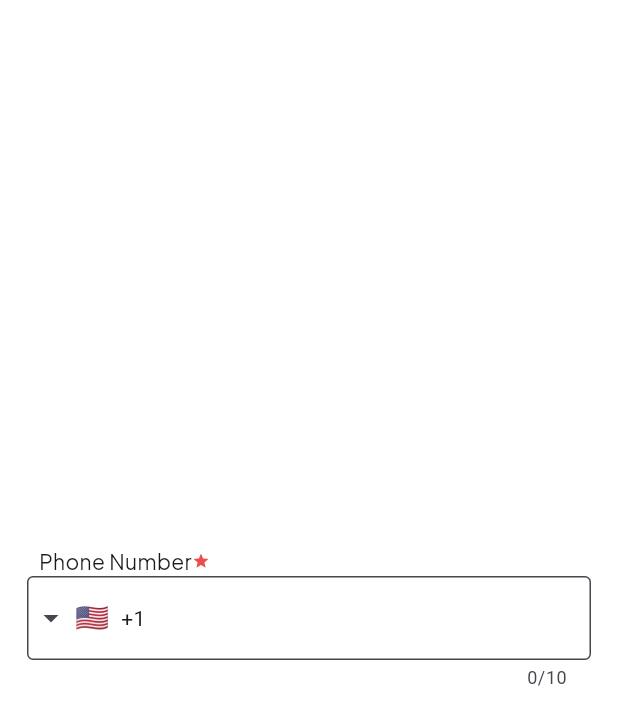
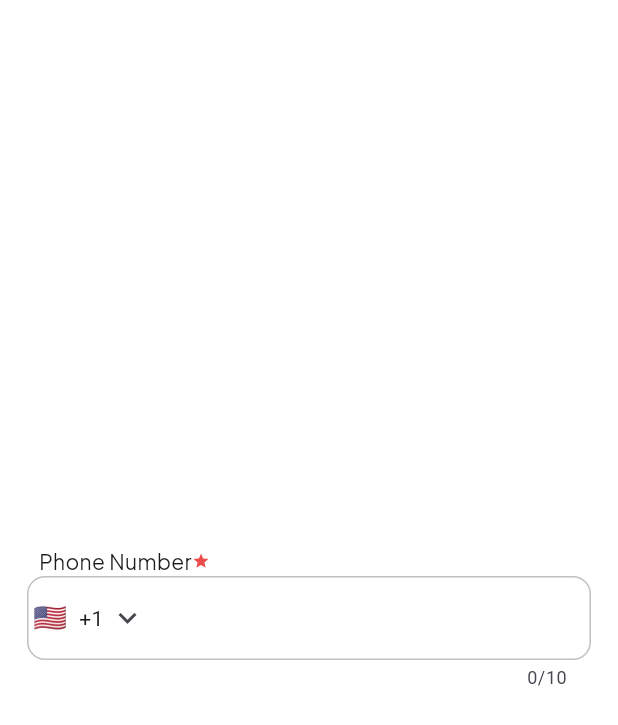
Before and after one commit to Mahmoud-Adel-Ali/Quick-Mart-E-commerce-App, a Flutter app: the screen it shows after launch, on a phone screen of 412 x 824 dp. Shown: the top 725 px of the screen. Run offline on Flutter 3.47's test engine with Material 3 defaults, Android fonts, the phone set to English and light mode, and no system bars; drawn by our look-alikes of intl_phone_field; our stand-ins replace animated_custom_dropdown, flutter_bloc, flutter_svg, shared_preferences.

Commit message:
custom country code part two

```diff
--- a/lib/core/app/widgets/custom_country_code.dart
+++ b/lib/core/app/widgets/custom_country_code.dart
@@ -11,35 +11,51 @@ class CustomCountryCode extends StatefulWidget {
 }
 
 class _CustomCountryCodeState extends State<CustomCountryCode> {
-  var number = "";
+  String number = "";
   FocusNode focusNode = FocusNode();
   @override
   Widget build(BuildContext context) {
     return Column(
       mainAxisAlignment: MainAxisAlignment.center,
       children: [
-        CustomTextFormLable(lableText: 'Phone Number'),
+        const CustomTextFormLable(lableText: 'Phone Number'),
         //Picker Widget
         IntlPhoneField(
           focusNode: focusNode,
           cursorColor: context.color.cyan,
+          dropdownIconPosition: IconPosition.trailing,
+          dropdownIcon: const Icon(Icons.keyboard_arrow_down),
+          invalidNumberMessage: 'Incorrect number',
           decoration: InputDecoration(
             // labelText: 'Phone Number',
             fillColor: context.color.mainColor,
             filled: true,
-            border: OutlineInputBorder(
-              borderSide: BorderSide(),
+
+            border: _buildBorder(context, color: context.color.grey100),
+            focusedBorder: _buildBorder(context, color: context.color.cyan),
+            enabledBorder: _buildBorder(
+              context,
+              color: number.isNotEmpty
+                  ? context.color.blue
+                  : context.color.grey100,
             ),
           ),
           languageCode: "en",
           onChanged: (phone) {
-            print(phone.completeNumber);
+            number = phone.number;
+            setState(() {});
           },
-          onCountryChanged: (country) {
-            print('Country changed to: ' + country.name);
-          },
+          onCountryChanged: (country) {},
         ),
       ],
     );
   }
+
+  OutlineInputBorder _buildBorder(BuildContext context,
+      {required Color color}) {
+    return OutlineInputBorder(
+      borderSide: BorderSide(color: color),
+      borderRadius: BorderRadius.circular(12),
+    );
+  }
 }
--- a/lib/quick_mart.dart
+++ b/lib/quick_mart.dart
@@ -2,7 +2,6 @@ import 'package:flutter/material.dart';
 import 'package:flutter_bloc/flutter_bloc.dart';
 import 'package:quick_mart_app/core/app/cubit/app_cubit.dart';
 import 'package:quick_mart_app/core/app/widgets/custom_country_code.dart';
-import 'package:quick_mart_app/core/app/widgets/custom_drop_down.dart';
 import 'package:quick_mart_app/core/databases/cach_keys.dart';
 import 'package:quick_mart_app/core/databases/my_cach-helper.dart';
 import 'package:quick_mart_app/core/utils/theme/app_theme.dart';
```
